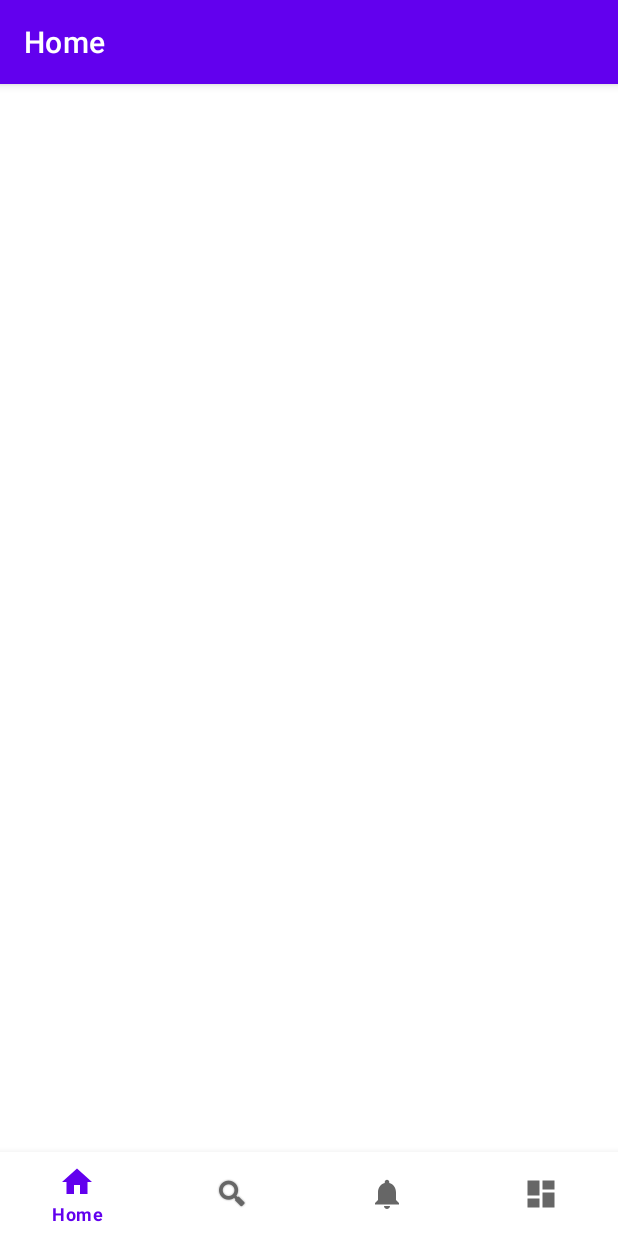
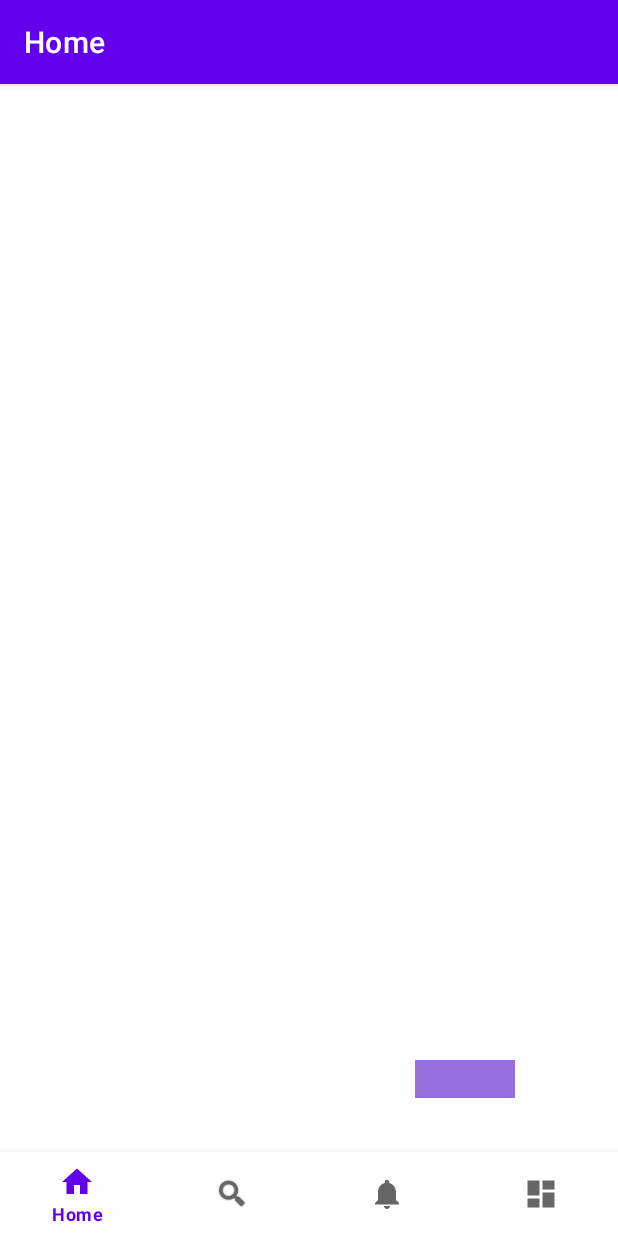
Before and after one commit to 4tunekvng/campus, an Android app: the HomeFragment screen opened directly, with no data from a screen before it, on a phone screen of 412 x 824 dp. Run offline under Robolectric (Android 15) with nearby library versions, the phone set to English and light mode, and no system bars; our stand-ins replace navigation-ui; libraries missing offline, so code that uses them is left out: com.facebook, com.parse.

Commit message:
populating home page with buttons

```diff
--- a/app/src/main/java/com/example/campus/ui/home/HomeFragment.java
+++ b/app/src/main/java/com/example/campus/ui/home/HomeFragment.java
@@ -65,6 +65,13 @@ public class HomeFragment extends Fragment {
 
         // create JSONobject of facebook ids in Northwestern parent
         JSONObject obj = null;
+        DisplayMetrics displayMetrics = new DisplayMetrics();
+        getActivity().getWindowManager().getDefaultDisplay().getMetrics(displayMetrics);
+        float height = displayMetrics.heightPixels+ getNavigationBarHeight() +100;
+        float width = displayMetrics.widthPixels-50;
+
+        RelativeLayout rl = binding.homelayout;
+
         try {
             obj = new JSONObject(getJsonFromAssets(thiscontext, "campusgroups.json"));
         } catch (JSONException e) {
@@ -163,6 +170,27 @@ public class HomeFragment extends Fragment {
 //
 //
 //        }
+        for  (int i = 0; i<obj.names().length();i++) {
+            ImageButton ib = new ImageButton(thiscontext);
+            ib.setBackgroundColor(Color.rgb(147,112,219));
+            Drawable myDrawable = getResources().getDrawable(R.drawable.instagram_home_filled_24);
+            //ib.setImageDrawable(myDrawable);
+            ArrayList<Float> sample = new ArrayList<Float>();
+            sample = sample(width, height);
+            Log.d("dip", String.valueOf(sample));
+            RelativeLayout.LayoutParams params = new RelativeLayout.LayoutParams(100, 100);
+
+            params.leftMargin = Math.round(sample.get(0));
+            params.topMargin = Math.round(sample.get(1));
+            //params.addRule(RelativeLayout.ALIGN_PARENT_TOP);
+            //params.addRule(RelativeLayout.ALIGN_PARENT_LEFT);
+            RelativeLayout.LayoutParams btnBarParams = new RelativeLayout.LayoutParams(Math.round(width),Math.round(height));
+            btnBarParams.addRule(RelativeLayout.ALIGN_PARENT_TOP);
+            //btnBarParams.addRule(RelativeLayout.ALIGN_PARENT_LEFT);
+            rl.setLayoutParams(btnBarParams);
+            rl.addView(ib, params);
+        }
+
 
 
         return root;
@@ -196,5 +224,37 @@ public class HomeFragment extends Fragment {
         return jsonString;
     }
 
+    protected ArrayList<Float> sample(float width, float height) {
+        Random rand = new Random();
+        Random rand1 = new Random();
+        ArrayList<Float> list = new ArrayList<Float>();
+        float newrand = rand.nextFloat();
+        float newrand1 = rand1.nextFloat();
+        Log.d("dip", String.valueOf(newrand));
+        Log.d("dip", String.valueOf(newrand1));
+        list.add( newrand* width);
+        list.add(newrand1 * height);
+        return list;
+    }
+
+
+    private int getNavigationBarHeight() {
+        if (Build.VERSION.SDK_INT >= Build.VERSION_CODES.JELLY_BEAN_MR1) {
+            DisplayMetrics metrics = new DisplayMetrics();
+            getActivity().getWindowManager().getDefaultDisplay().getMetrics(metrics);
+            int usableHeight = metrics.heightPixels;
+            getActivity().getWindowManager().getDefaultDisplay().getRealMetrics(metrics);
+            int realHeight = metrics.heightPixels;
+            if (realHeight > usableHeight)
+                return realHeight - usableHeight;
+            else
+                return 0;
+        }
+        return 0;
+    }
+
+
+
+
 
 }
```
